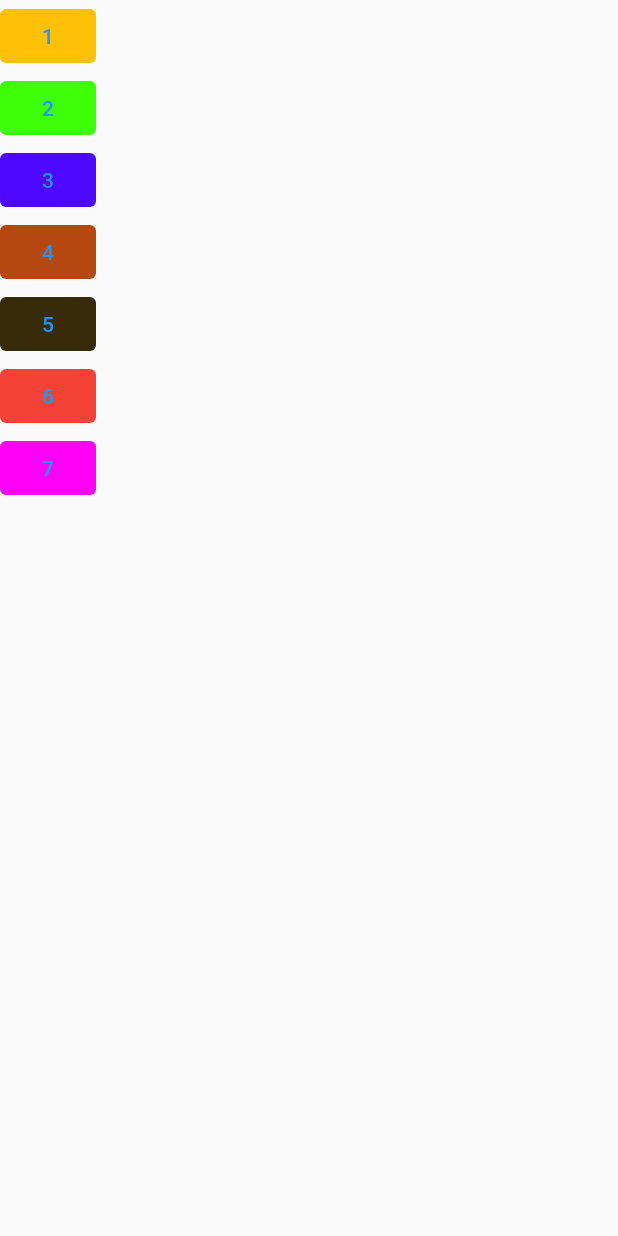
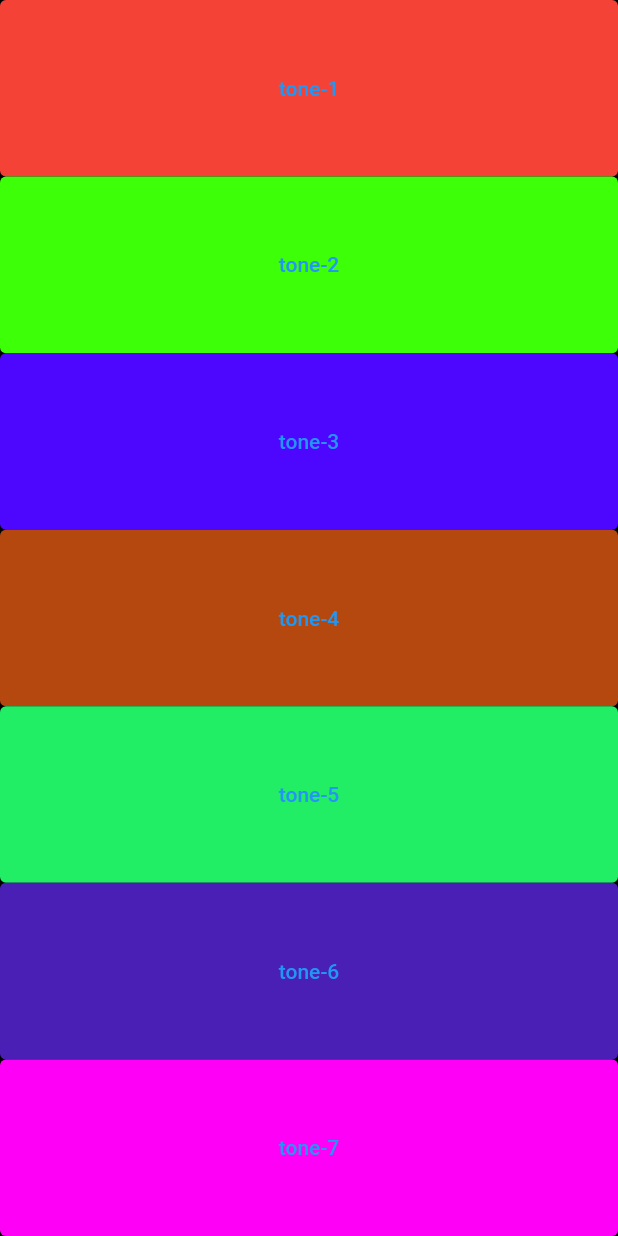
Before and after one commit to bluefire99dev/xylophone, a Flutter app: the screen it shows after launch, on a phone screen of 412 x 824 dp. Run offline on Flutter 3.47's test engine with Material 2 defaults, Android fonts, the phone set to English and light mode, and no system bars; our stand-ins replace audioplayers.

Commit message:
3rd commit

```diff
--- a/lib/main.dart
+++ b/lib/main.dart
@@ -12,7 +12,7 @@ void main() {
 class XyloPhone extends StatelessWidget {
   const XyloPhone({super.key});
 
-//function for sound in button
+//function for sound in button int soundNumber banayvu anf string interpolation kayru arg pass kayru function ma
   void playsound(int soundNumber) {
     final playerAudio = AudioCache();
     playerAudio.play('note$soundNumber.wav');
@@ -23,67 +23,84 @@ class XyloPhone extends StatelessWidget {
     return MaterialApp(
       debugShowCheckedModeBanner: false,
       home: Scaffold(
+        backgroundColor: Colors.black,
         body: SafeArea(
           child: Column(
+            crossAxisAlignment: CrossAxisAlignment.stretch,
             children: [
-              TextButton(
+              Expanded(
+                child: TextButton(
                   onPressed: () {
                     playsound(1);
                   },
-                style: TextButton.styleFrom(backgroundColor: Colors.amber),
-                child: Text("1"),
+                  style: TextButton.styleFrom(backgroundColor: Colors.red),
+                  child: Text("tone-1"),
                 ),
-              TextButton(
+              ),
+              Expanded(
+                child: TextButton(
                   onPressed: () {
                     playsound(2);
                   },
                   style: TextButton.styleFrom(
                     backgroundColor: Color.fromARGB(255, 61, 255, 7),
                   ),
-                child: Text("2"),
+                  child: Text("tone-2"),
                 ),
-              TextButton(
+              ),
+              Expanded(
+                child: TextButton(
                   onPressed: () {
                     playsound(3);
                   },
                   style: TextButton.styleFrom(
                     backgroundColor: Color.fromARGB(255, 77, 7, 255),
                   ),
-                child: Text("3"),
+                  child: Text("tone-3"),
                 ),
-              TextButton(
+              ),
+              Expanded(
+                child: TextButton(
                   onPressed: () {
                     playsound(4);
                   },
                   style: TextButton.styleFrom(
                     backgroundColor: Color.fromARGB(255, 180, 72, 14),
                   ),
-                child: Text("4"),
+                  child: Text("tone-4"),
                 ),
-              TextButton(
+              ),
+              Expanded(
+                child: TextButton(
                   onPressed: () {
                     playsound(5);
                   },
                   style: TextButton.styleFrom(
-                  backgroundColor: Color.fromARGB(255, 55, 43, 9),
+                    backgroundColor: Color.fromARGB(255, 33, 237, 101),
                   ),
-                child: Text("5"),
+                  child: Text("tone-5"),
                 ),
-              TextButton(
+              ),
+              Expanded(
+                child: TextButton(
                   onPressed: () {
                     playsound(6);
                   },
-                style: TextButton.styleFrom(backgroundColor: Colors.red),
-                child: Text("6"),
+                  style: TextButton.styleFrom(
+                      backgroundColor: Color.fromARGB(255, 74, 31, 182)),
+                  child: Text("tone-6"),
                 ),
-              TextButton(
+              ),
+              Expanded(
+                child: TextButton(
                   onPressed: () {
                     playsound(7);
                   },
                   style: TextButton.styleFrom(
                     backgroundColor: Color.fromRGBO(255, 0, 247, 1),
                   ),
-                child: Text("7"),
+                  child: Text("tone-7"),
+                ),
               ),
             ],
           ),
```
Lines whose indentation alone changed are shown as unchanged.
